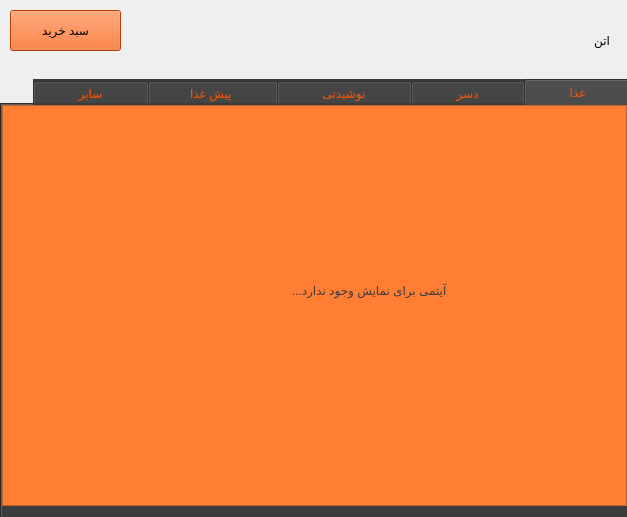
The window that restaurantMenu.ui (pooratho/FOOD) describes before a commit, drawn with Qt 5.
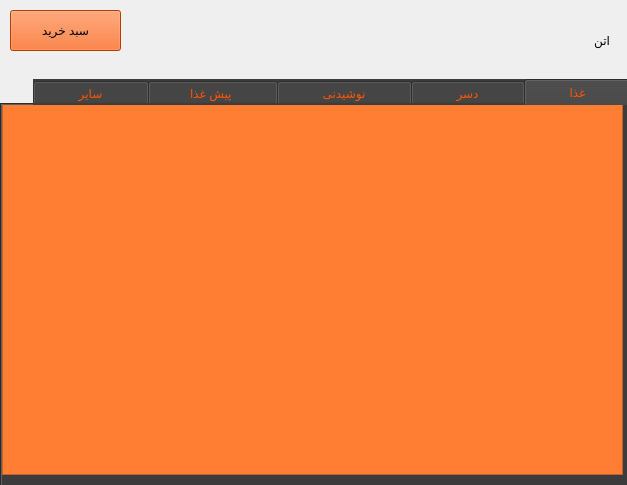
The same window after the commit. The open tabs and pages were chosen to show the change. Icons and pictures are not drawn.

Commit message: create admins main window

Patch:
```diff
--- a/restaurantMenu.ui
+++ b/restaurantMenu.ui
@@ -7,7 +7,7 @@
     <x>0</x>
     <y>0</y>
     <width>627</width>
-    <height>517</height>
+    <height>485</height>
    </rect>
   </property>
   <property name="windowTitle">
@@ -19,7 +19,7 @@
      <x>0</x>
      <y>79</y>
      <width>631</width>
-     <height>441</height>
+     <height>411</height>
     </rect>
    </property>
    <property name="layoutDirection">
@@ -37,36 +37,28 @@
     <attribute name="title">
      <string>          غذا          </string>
     </attribute>
-    <widget class="QListWidget" name="listWidget_6">
+    <widget class="QWidget" name="widget" native="true">
      <property name="geometry">
       <rect>
        <x>0</x>
-       <y>0</y>
-       <width>625</width>
-       <height>401</height>
+       <y>-1</y>
+       <width>621</width>
+       <height>381</height>
       </rect>
      </property>
-     <property name="styleSheet">
-      <string notr="true">background-color: rgb(255, 126, 52);</string>
-     </property>
-    </widget>
-    <widget class="QLabel" name="label_6">
-     <property name="geometry">
-      <rect>
-       <x>160</x>
-       <y>160</y>
-       <width>291</width>
-       <height>51</height>
-      </rect>
-     </property>
-     <property name="styleSheet">
-      <string notr="true">background-color: rgb(255, 126, 52);
-color: rgb(60, 60, 60);
-font: 18pt &quot;B Farnaz&quot;;</string>
-     </property>
-     <property name="text">
-      <string>  آیتمی برای نمایش وجود ندارد...</string>
-     </property>
+     <widget class="QListWidget" name="listWidget_6">
+      <property name="geometry">
+       <rect>
+        <x>0</x>
+        <y>0</y>
+        <width>621</width>
+        <height>371</height>
+       </rect>
+      </property>
+      <property name="styleSheet">
+       <string notr="true">background-color: rgb(255, 126, 52);</string>
+      </property>
+     </widget>
     </widget>
    </widget>
    <widget class="QWidget" name="tab_2">
```
Left out of the diff: 80 changed lines with no effect on the pictures. The commit also changes 1 other file.
